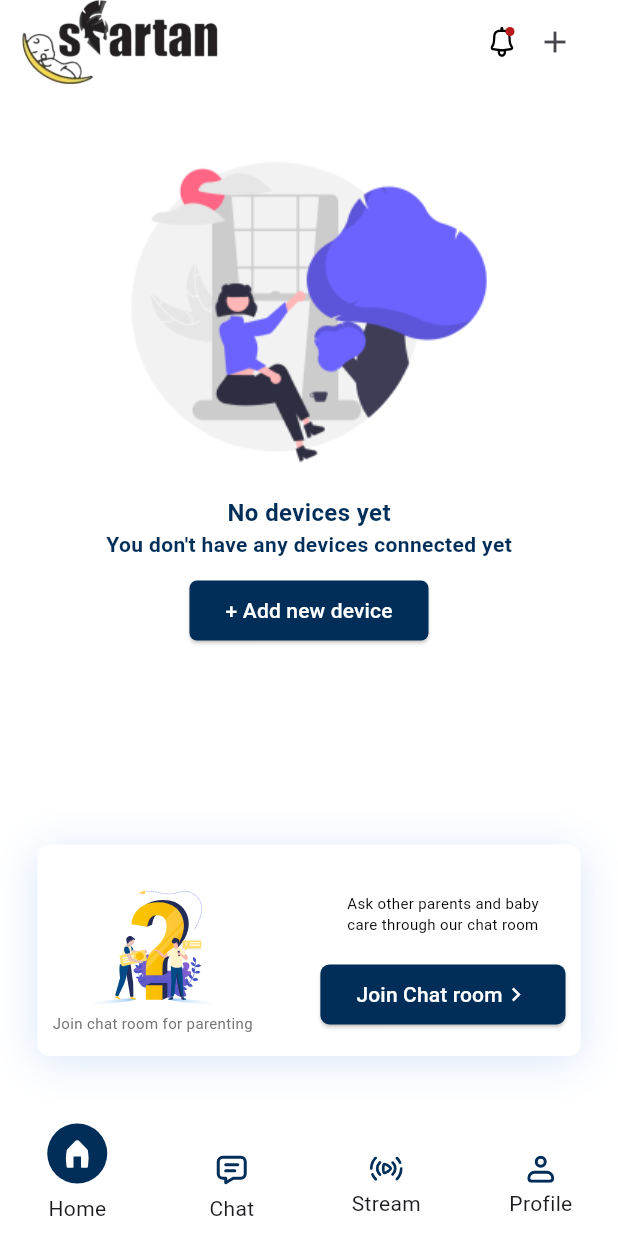
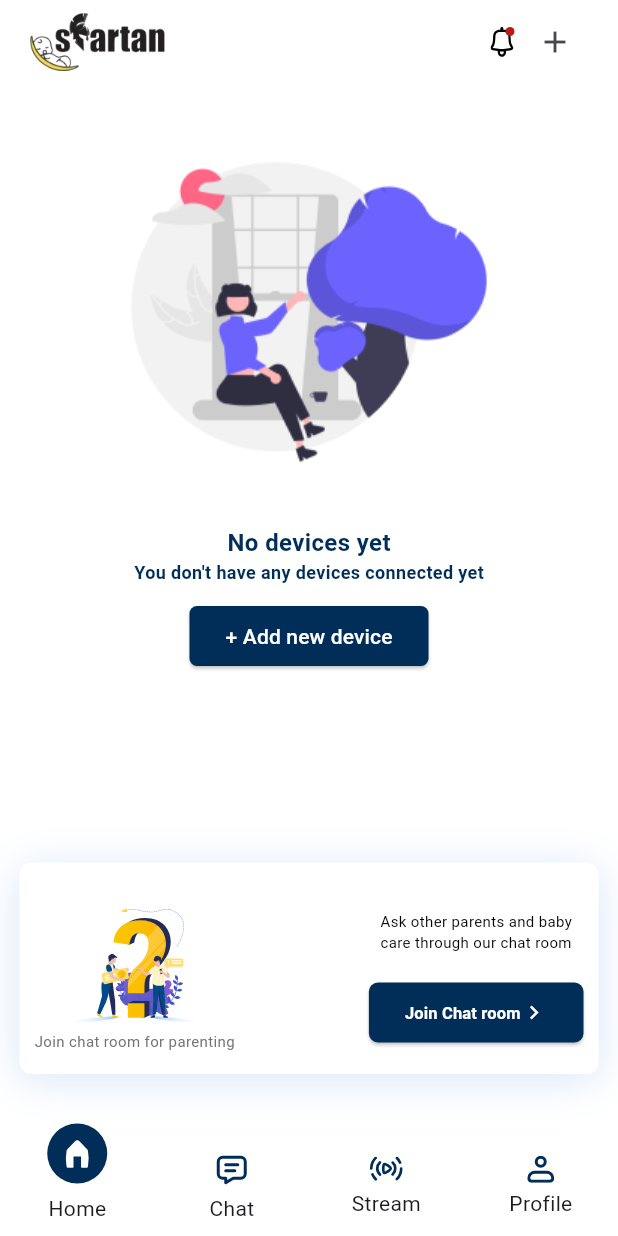
Before and after one commit to parallax-kal/spartan, a Flutter app: the HomeScreen screen opened by its route, on a phone screen of 412 x 824 dp. Run offline on Flutter 3.47's test engine with Material 3 defaults, Android fonts, the phone set to English and light mode, and no system bars; drawn by our look-alikes of curved_labeled_navigation_bar; our stand-ins replace awesome_notifications, awesome_snackbar_content, cached_network_image, cloud_firestore, firebase_auth, firebase_core and 6 more; missing offline and left inert: chat_composer, flutter_facebook_auth, reaction_askany, simple_fontellico_progress_dialog; accounts and stored records are empty.

Commit message:
Refactor BottomNavigationContainer leading image position and size

```diff
--- a/lib/screens/dashboard/BottomNavigationContainer.dart
+++ b/lib/screens/dashboard/BottomNavigationContainer.dart
@@ -129,8 +129,14 @@ class _BottomNavigationContainerState extends State<BottomNavigationContainer> {
       appBar: !noAppbarScreens.contains(widget.path)
           ? AppBar(
               backgroundColor: Colors.white,
-              leading: Image.asset('assets/images/logo.png'),
-              leadingWidth: 160,
+              surfaceTintColor: Colors.white,
+              leading: Padding(
+                padding: const EdgeInsets.only(left: 20),
+                child: Image.asset(
+                  'assets/images/logo.png',
+                ),
+              ),
+              leadingWidth: 110,
               actions: [
                 Badge(
                   child: SvgPicture.asset('assets/icons/notifications.svg'),
--- a/lib/screens/dashboard/HomeScreen.dart
+++ b/lib/screens/dashboard/HomeScreen.dart
@@ -52,17 +52,22 @@ class _HomeScreenState extends State<HomeScreen> {
   Widget build(BuildContext context) {
     return Scaffold(
       backgroundColor: Colors.white,
-      body: Padding(
+      body: SingleChildScrollView(
+        child: Padding(
           padding:
-            const EdgeInsets.only(top: 30, bottom: 50, left: 25, right: 25),
+              const EdgeInsets.only(top: 30, bottom: 35, left: 13, right: 13),
           child: Column(
-          crossAxisAlignment: CrossAxisAlignment.stretch,
             mainAxisAlignment: MainAxisAlignment.spaceBetween,
             children: [
-            Column(
+              Container(
+                constraints: BoxConstraints(
+                  minHeight: MediaQuery.of(context).size.height - 335,
+                ),
+                child: Column(
+                  mainAxisAlignment: MainAxisAlignment.start,
                   children: [
                     Padding(
-                  padding: const EdgeInsets.only(top: 20, bottom: 20),
+                      padding: const EdgeInsets.only(top: 20, bottom: 40),
                       child: Image.asset('assets/images/parent_sitting.png'),
                     ),
                     const Text(
@@ -78,6 +83,7 @@ class _HomeScreenState extends State<HomeScreen> {
                       style: TextStyle(
                         color: Color(0xFF002E58),
                         fontWeight: FontWeight.w600,
+                        fontSize: 12,
                       ),
                     ),
                     const SizedBox(
@@ -97,7 +103,8 @@ class _HomeScreenState extends State<HomeScreen> {
                           builder: (BuildContext context) {
                             return SimpleDialog(
                               title: Row(
-                            mainAxisAlignment: MainAxisAlignment.spaceBetween,
+                                mainAxisAlignment:
+                                    MainAxisAlignment.spaceBetween,
                                 children: [
                                   const Text(
                                     'Device onboarding options',
@@ -123,7 +130,8 @@ class _HomeScreenState extends State<HomeScreen> {
                               backgroundColor: Colors.white,
                               surfaceTintColor: Colors.white,
                               elevation: 7.3,
-                          shadowColor: const Color(0xFF000000).withOpacity(0.4),
+                              shadowColor:
+                                  const Color(0xFF000000).withOpacity(0.4),
                               children: [
                                 const SizedBox(
                                   height: 10,
@@ -144,18 +152,23 @@ class _HomeScreenState extends State<HomeScreen> {
                                                             GoRouter.of(context)
                                                                 .push(
                                                                     '/home/manual');
-                                                      } else if (option.label ==
+                                                          } else if (option
+                                                                  .label ==
                                                               'QR Code') {
                                                             GoRouter.of(context)
                                                                 .push(
                                                                     '/home/qrcode');
-                                                      } else if (option.label ==
+                                                          } else if (option
+                                                                  .label ==
                                                               'Wi-Fi') {
                                                             GoRouter.of(context)
-                                                            .push('/home/wifi');
-                                                      } else if (option.label ==
+                                                                .push(
+                                                                    '/home/wifi');
+                                                          } else if (option
+                                                                  .label ==
                                                               'Bluetooth') {
-                                                        GoRouter.of(context).push(
+                                                            GoRouter.of(context)
+                                                                .push(
                                                                     '/home/bluetooth');
                                                           }
                                                           Navigator.of(context)
@@ -163,18 +176,20 @@ class _HomeScreenState extends State<HomeScreen> {
                                                         },
                                                         child: Container(
                                                           padding:
-                                                          const EdgeInsets.all(
-                                                              15),
-                                                      width:
-                                                          MediaQuery.of(context)
+                                                              const EdgeInsets
+                                                                  .all(15),
+                                                          width: MediaQuery.of(
+                                                                      context)
                                                                   .size
                                                                   .width *
                                                               0.26,
-                                                      decoration: BoxDecoration(
+                                                          decoration:
+                                                              BoxDecoration(
                                                             color: Colors.white,
                                                             borderRadius:
                                                                 BorderRadius
-                                                                .circular(10),
+                                                                    .circular(
+                                                                        10),
                                                             boxShadow: [
                                                               BoxShadow(
                                                                 color: const Color(
@@ -197,7 +212,8 @@ class _HomeScreenState extends State<HomeScreen> {
                                                               Container(
                                                                 padding:
                                                                     const EdgeInsets
-                                                                    .all(10),
+                                                                        .all(
+                                                                        10),
                                                                 decoration:
                                                                     BoxDecoration(
                                                                   color: const Color(
@@ -207,7 +223,8 @@ class _HomeScreenState extends State<HomeScreen> {
                                                                           .circular(
                                                                               500),
                                                                 ),
-                                                            child: option.icon,
+                                                                child:
+                                                                    option.icon,
                                                               ),
                                                               const SizedBox(
                                                                 height: 8,
@@ -247,8 +264,12 @@ class _HomeScreenState extends State<HomeScreen> {
                         '+ Add new device',
                         style: TextStyle(color: Colors.white),
                       ),
-                )
+                    ),
+                    const SizedBox(
+                      height: 30,
+                    ),
                   ],
+                ),
               ),
               Container(
                 padding: const EdgeInsets.only(
@@ -279,6 +300,7 @@ class _HomeScreenState extends State<HomeScreen> {
                           style: TextStyle(
                             color: Color(0xFF747373),
                             fontSize: 10,
+                            fontWeight: FontWeight.w400,
                           ),
                         ),
                       ],
@@ -290,6 +312,7 @@ class _HomeScreenState extends State<HomeScreen> {
                           style: TextStyle(
                             color: Colors.black,
                             fontSize: 10,
+                            fontWeight: FontWeight.w400,
                           ),
                         ),
                         const SizedBox(
@@ -297,7 +320,8 @@ class _HomeScreenState extends State<HomeScreen> {
                         ),
                         ElevatedButton(
                           onPressed: () {
-                          BottomNavigationContainer.changeTab(context, '/chat');
+                            BottomNavigationContainer.changeTab(
+                                context, '/chat');
                           },
                           style: ElevatedButton.styleFrom(
                             backgroundColor: const Color(0xFF002E58),
@@ -309,7 +333,11 @@ class _HomeScreenState extends State<HomeScreen> {
                             children: [
                               Text(
                                 'Join Chat room',
-                              style: TextStyle(color: Colors.white),
+                                style: TextStyle(
+                                  color: Colors.white,
+                                  fontWeight: FontWeight.w700,
+                                  fontSize: 11,
+                                ),
                               ),
                               Icon(
                                 Icons.keyboard_arrow_right,
@@ -326,6 +354,7 @@ class _HomeScreenState extends State<HomeScreen> {
             ],
           ),
         ),
+      ),
     );
   }
 }
```
Lines whose indentation alone changed are shown as unchanged.
